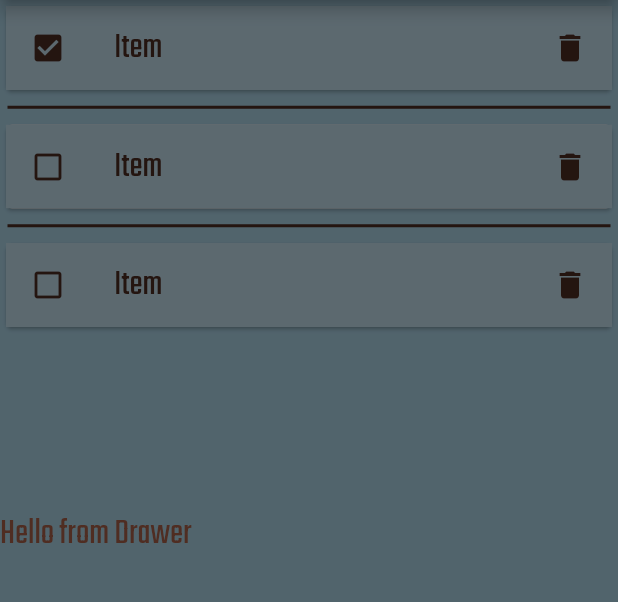
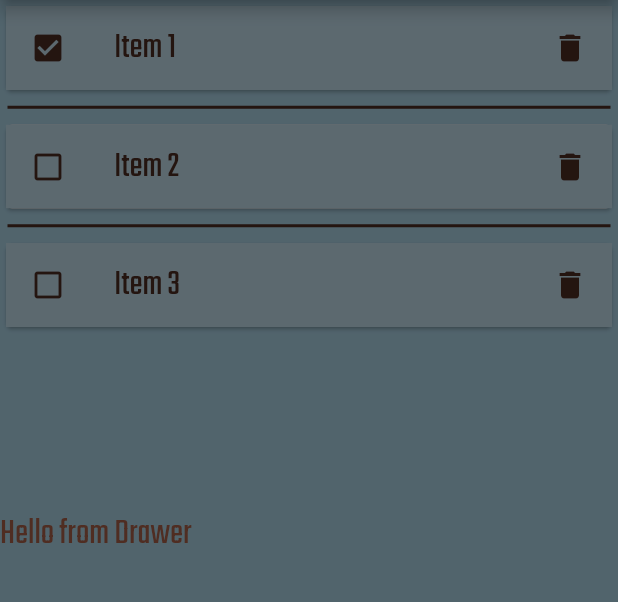
Before and after one commit to MertOzerdem/to_do_flutter, a Flutter app: the screen it shows after launch, with the side drawer open, on a phone screen of 412 x 824 dp, the part 84-686 px from its top. Run offline on Flutter 3.47's test engine with Material 2 defaults, Android fonts, the phone set to English and light mode, and no system bars; our stand-ins replace google_fonts.

```diff
--- a/lib/main.dart
+++ b/lib/main.dart
@@ -165,7 +165,7 @@ class _AppState extends State<App> {
                     // ), // you can use shape on modal directly to give background shape
                     // you can also change bottomSheetTheme for bottomSheet style
                     builder: (context) {
-                      return AddItem(onSubmit: addItem, itemList: [..._itemList]);
+                      return AddItem(onSubmit: addItem, itemList: _itemList);
                     }),
               );
             },
--- a/lib/widgets/list_item.dart
+++ b/lib/widgets/list_item.dart
@@ -42,9 +42,7 @@ class ListItem extends StatelessWidget {
                 : theme.colorScheme.secondary,
           ),
         ),
-        title: const Text(
-          "Item",
-        ),
+        title: Text(item.title),
         trailing: Icon(
           Icons.delete,
           color: theme.colorScheme.secondary,
--- a/lib/widgets/to_do_list.dart
+++ b/lib/widgets/to_do_list.dart
@@ -10,54 +10,43 @@ class ToDoList extends StatefulWidget {
 
   @override
   // ignore: no_logic_in_create_state
-  State<ToDoList> createState() => _ToDoListState(
-        toDoList: [
-          ...items ??
-              [
-                Item(id: 1, title: 'Item 1', isCompleted: true),
-                Item(id: 2, title: 'Item 2', isCompleted: false),
-                Item(id: 3, title: 'Item 3', isCompleted: false),
-              ]
-        ],
-      );
+  State<ToDoList> createState() => _ToDoListState();
 }
 
 class _ToDoListState extends State<ToDoList> {
-  List<Item>? toDoList;
-
-  _ToDoListState({required this.toDoList}) : assert(toDoList != null);
-
   void _onItemClick(index) {
     setState(
-      () => toDoList![index].isCompleted = !toDoList![index].isCompleted,
+      () =>
+          widget.items![index].isCompleted = !widget.items![index].isCompleted,
     );
   }
 
   void _onItemDelete(index) {
     setState(
-      () => (toDoList as List<Item>).removeAt(index),
+      () => (widget.items as List<Item>).removeAt(index),
     );
+    print(widget.items);
   }
 
   @override
   Widget build(BuildContext context) {
     return ListView.builder(
-      itemCount: toDoList!.length,
+      itemCount: widget.items!.length,
       itemBuilder: (context, index) {
         return Column(
           children: [
             Card(
               child: ListItem(
-                item: toDoList![index],
+                item: widget.items![index],
                 index: index,
                 onClick: _onItemClick,
                 onSwipe: _onItemDelete,
                 key: ValueKey(
-                  (toDoList as List<Item>)[index].id,
-                ), // or use toDoList![index].id which cast left side automatically
+                  (widget.items as List<Item>)[index].id,
+                ), // or use widget.items![index].id which cast left side automatically
               ),
             ),
-            if (toDoList!.length != index + 1) const Divider(),
+            if (widget.items!.length != index + 1) const Divider(),
           ],
         );
       },
```
